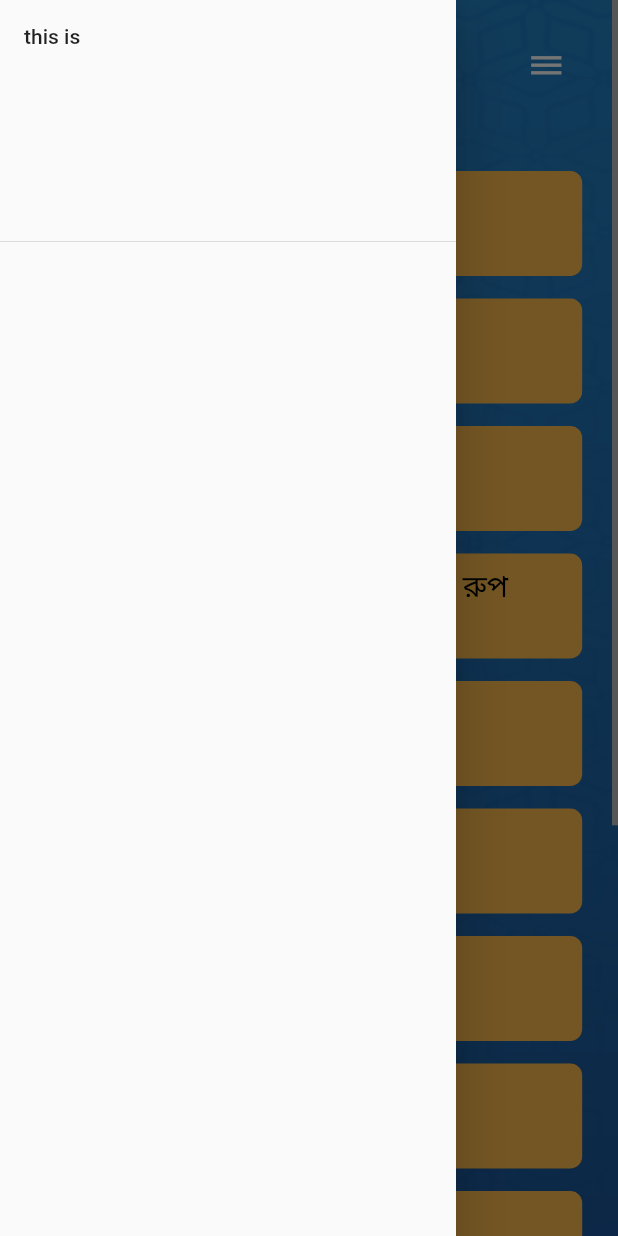
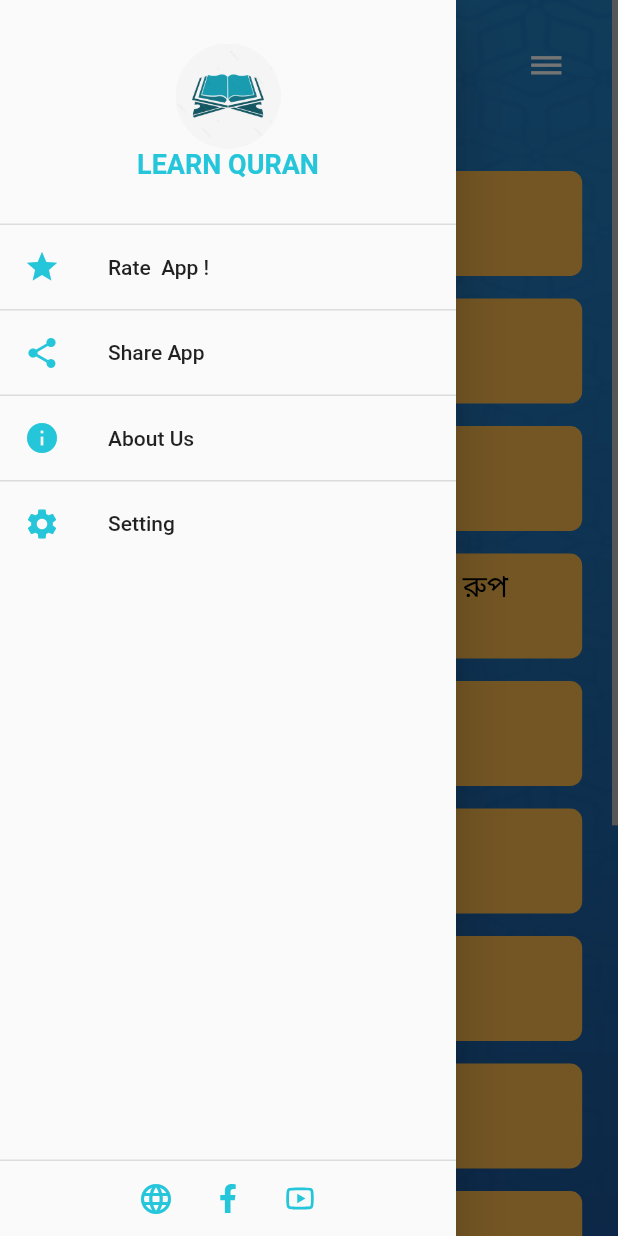
Before and after one commit to zubairbhuian/learn_quran, a Flutter app: the screen it shows after launch, with the side drawer open, on a phone screen of 412 x 824 dp. Run offline on Flutter 3.47's test engine with Material 2 defaults, Android fonts, the phone set to English and light mode, and no system bars; our stand-ins replace audioplayers, flutter_screenutil, flutter_svg.

Commit message:
4:33/4/9/22

```diff
--- a/lib/widgets/custrom_drawer.dart
+++ b/lib/widgets/custrom_drawer.dart
@@ -1,4 +1,7 @@
 import 'package:flutter/material.dart';
+import 'package:flutter_svg/svg.dart';
+import 'package:learn_quran/widgets/mediam_text.dart';
+import 'package:url_launcher/url_launcher.dart';
 
 class CustromDrawer extends StatelessWidget {
   const CustromDrawer({Key? key}) : super(key: key);
@@ -6,7 +9,148 @@ class CustromDrawer extends StatelessWidget {
   @override
   Widget build(BuildContext context) {
     return Drawer(
-      child: ListView(children: const [DrawerHeader(child: Text("this is "))]),
+      child: Column(children: [
+        Container(
+            height: 150,
+            width: double.infinity,
+            decoration: const BoxDecoration(
+                // color: Colors.red,
+                border: Border(
+                    bottom: BorderSide(width: 1, color: Colors.black12))),
+            child: Column(
+              mainAxisAlignment: MainAxisAlignment.center,
+              children: [
+                const Center(
+                  child:
+                      Image(width: 70, image: AssetImage('images/quran.png')),
+                ),
+                Center(
+                  child: MediamText(
+                    text: 'LEARN QURAN',
+                    color: Colors.cyan[400],
+                  ),
+                )
+              ],
+            )),
+        ListTile(
+          leading: Icon(
+            Icons.star,
+            color: Colors.cyan[400],
+          ),
+          title: const Text("Rate  App !"),
+          onTap: () {},
+        ),
+        const Divider(
+          thickness: 1,
+          height: 1,
+          color: Colors.black12,
+        ),
+        ListTile(
+          leading: Icon(
+            Icons.share,
+            color: Colors.cyan[400],
+          ),
+          title: const Text("Share App"),
+          onTap: () {},
+        ),
+        const Divider(
+          thickness: 1,
+          height: 1,
+          color: Colors.black12,
+        ),
+        ListTile(
+          leading: Icon(
+            Icons.info,
+            color: Colors.cyan[400],
+          ),
+          title: const Text("About Us"),
+          onTap: () {},
+        ),
+        const Divider(
+          height: 1,
+          thickness: 1,
+          color: Colors.black12,
+        ),
+        ListTile(
+          leading: Icon(
+            Icons.settings,
+            color: Colors.cyan[400],
+          ),
+          title: const Text("Setting"),
+          onTap: () {},
+        ),
+        Flexible(
+          child: SizedBox(
+            width: double.infinity,
+            height: double.infinity,
+            child: Column(
+              mainAxisAlignment: MainAxisAlignment.end,
+              children: [
+                const Divider(
+                  thickness: 1,
+                  color: Colors.black12,
+                  height: 1,
+                ),
+                SizedBox(
+                  width: double.infinity,
+                  height: 50,
+                  child: Center(
+                    child: SizedBox(
+                      // color: Colors.red,
+                      width: 144,
+                      child: Row(
+                        children: [
+                          IconButton(
+                              splashRadius: 20,
+                              onPressed: () async {
+                                final Uri url =
+                                    Uri.parse('https://www.youtube.com');
+                                if (!await launchUrl(url)) {
+                                  throw 'Could not launch $url';
+                                }
+                              },
+                              icon: Icon(
+                                Icons.language,
+                                color: Colors.cyan[400],
+                              )),
+                          IconButton(
+                              splashRadius: 20,
+                              onPressed: () async {
+                                final Uri url =
+                                    Uri.parse('https://www.facebook.com');
+                                if (!await launchUrl(url)) {
+                                  throw 'Could not launch $url';
+                                }
+                              },
+                              icon: SvgPicture.asset(
+                                'images/facebook-f.svg',
+                                width: 12,
+                                color: Colors.cyan[400],
+                              )),
+                          IconButton(
+                              splashRadius: 20,
+                              onPressed: () async {
+                                final Uri url =
+                                    Uri.parse('https://www.youtube.com');
+                                if (!await launchUrl(url)) {
+                                  throw 'Could not launch $url';
+                                }
+                              },
+                              icon: SvgPicture.asset(
+                                'images/icons8-youtube.svg',
+                                width: 22,
+                                color: Colors.cyan[400],
+                              )),
+                        ],
+                      ),
+                    ),
+                  ),
+                ),
+              ],
+            ),
+          ),
+        )
+      ]),
     );
   }
 }
--- a/pubspec.yaml
+++ b/pubspec.yaml
@@ -36,6 +36,8 @@ dependencies:
   cupertino_icons: ^1.0.2
   flutter_screenutil: ^5.3.1
   audioplayers: ^0.20.1
+  flutter_svg: ^1.1.4
+  url_launcher: ^6.1.5
 
 dev_dependencies:
   flutter_test:
```
Also changed, not shown: images/facebook-f.svg (added), images/icons8-youtube.svg (added), pubspec.lock, 2 other files.
